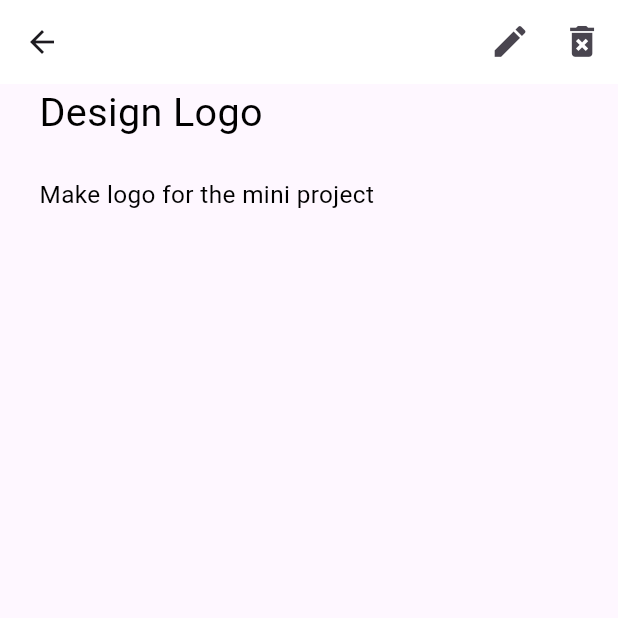
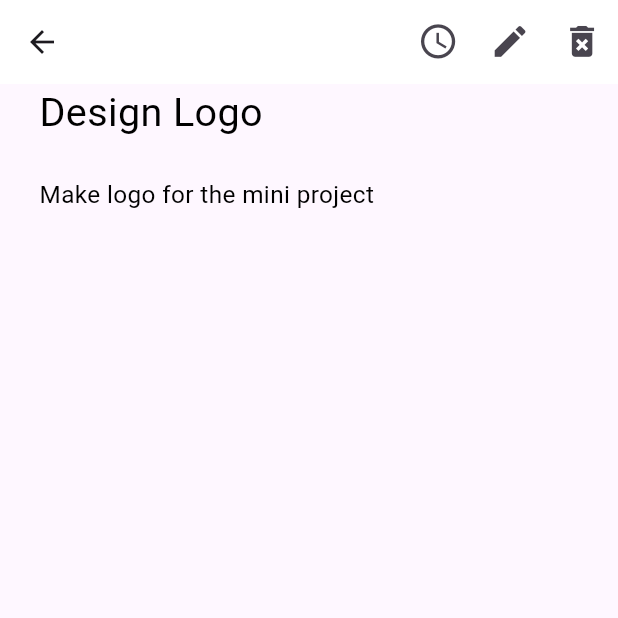
Before and after one commit to sagorahamed1/ToDo-App, a Flutter app: the DetailScreen screen opened by its route, on a phone screen of 412 x 824 dp, the top half of it. Run offline on Flutter 3.47's test engine with Material 3 defaults, Android fonts, the phone set to English and light mode, and no system bars; our stand-ins replace flutter_screenutil, flutter_svg, fluttertoast, get; network calls fail; Roboto replaces fonts that are missing (Bebas Neue, Montserrat).

Commit message:
All Screen Design Completed

```diff
--- a/lib/views/screens/detailScreen/detail_screen.dart
+++ b/lib/views/screens/detailScreen/detail_screen.dart
@@ -14,9 +14,9 @@ class DetailScreen extends StatelessWidget {
       //================================>  AppBar Section <=================================
       appBar: AppBar(
         actions: [
-          // IconButton(
-          //     onPressed: () {},
-          //     icon: Icon(Icons.access_time_sharp, size: 25.w)),
+          IconButton(
+              onPressed: () {},
+              icon: Icon(Icons.access_time_sharp, size: 25.w)),
           IconButton(
               onPressed: () {
                 showModalBottomSheet(
```
Also changed, not shown: 1 other file.
